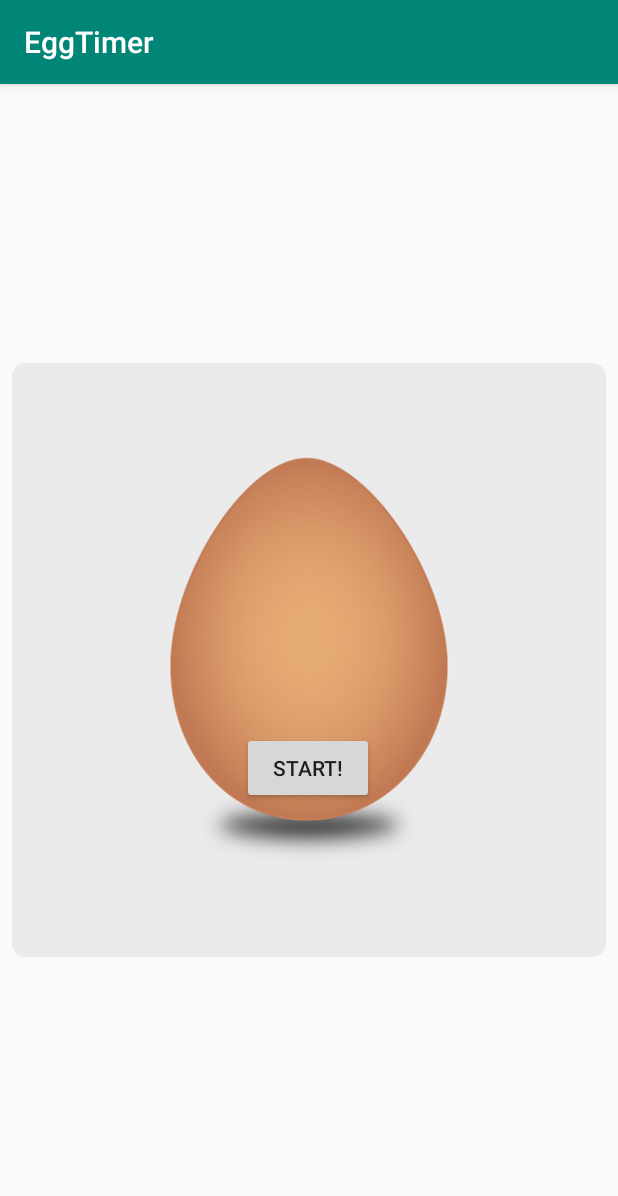
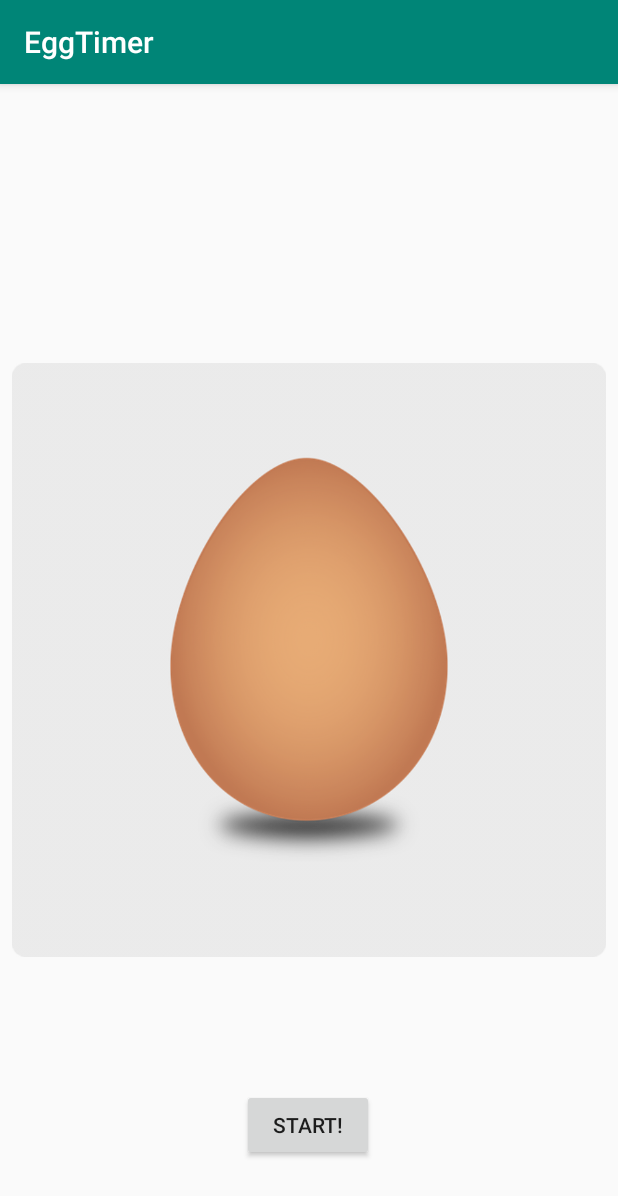
Before and after one commit to IStepien/Egg-Timer, an Android app: the screen it shows after launch (MainActivity), on a phone screen of 412 x 824 dp. Shown: the top 1196 px of the screen. Run offline under Robolectric (Android 15) with nearby library versions, the phone set to English and light mode, and no system bars.

Commit message:
layout modified

```diff
--- a/app/src/main/java/com/example/eggtimer/MainActivity.java
+++ b/app/src/main/java/com/example/eggtimer/MainActivity.java
@@ -5,9 +5,6 @@ import android.media.MediaPlayer;
 import android.os.CountDownTimer;
 import android.support.v7.app.AppCompatActivity;
 import android.os.Bundle;
-
-import android.util.Log;
-
 import android.view.View;
 import android.widget.Button;
 import android.widget.SeekBar;
--- a/app/src/main/res/layout/activity_main.xml
+++ b/app/src/main/res/layout/activity_main.xml
@@ -31,16 +31,18 @@
         android:layout_height="wrap_content"
         android:layout_marginStart="8dp"
         android:layout_marginLeft="8dp"
-        android:layout_marginTop="416dp"
+        android:layout_marginTop="8dp"
         android:layout_marginEnd="8dp"
         android:layout_marginRight="8dp"
         android:onClick="stopTimer"
         android:text="@string/stopButton"
         android:visibility="invisible"
+        app:layout_constraintBottom_toBottomOf="@+id/imageView"
         app:layout_constraintEnd_toEndOf="parent"
-        app:layout_constraintHorizontal_bias="0.498"
+        app:layout_constraintHorizontal_bias="0.497"
         app:layout_constraintStart_toStartOf="parent"
-        app:layout_constraintTop_toTopOf="@+id/seekBar" />
+        app:layout_constraintTop_toTopOf="@+id/imageView"
+        app:layout_constraintVertical_bias="0.94" />
 
     <Button
         android:id="@+id/startButton"
@@ -54,10 +56,12 @@
         android:onClick="startTimer"
         android:text="@string/startButton"
         android:visibility="visible"
+        app:layout_constraintBottom_toBottomOf="@+id/imageView"
         app:layout_constraintEnd_toEndOf="parent"
-        app:layout_constraintHorizontal_bias="0.498"
+        app:layout_constraintHorizontal_bias="0.497"
         app:layout_constraintStart_toStartOf="parent"
-        app:layout_constraintTop_toTopOf="@+id/stopButton" />
+        app:layout_constraintTop_toTopOf="@+id/imageView"
+        app:layout_constraintVertical_bias="0.94" />
 
     <TextView
         android:id="@+id/timeTextView"
@@ -68,6 +72,8 @@
         android:layout_marginTop="8dp"
         android:layout_marginBottom="8dp"
         android:gravity="center"
+        android:textSize="36sp"
+        android:textStyle="bold"
         app:layout_constraintBottom_toTopOf="@+id/startButton"
         app:layout_constraintEnd_toEndOf="@+id/imageView"
         app:layout_constraintHorizontal_bias="0.494"
```
Also changed, not shown: app/src/main/res/drawable/egg_2.png (deleted).
